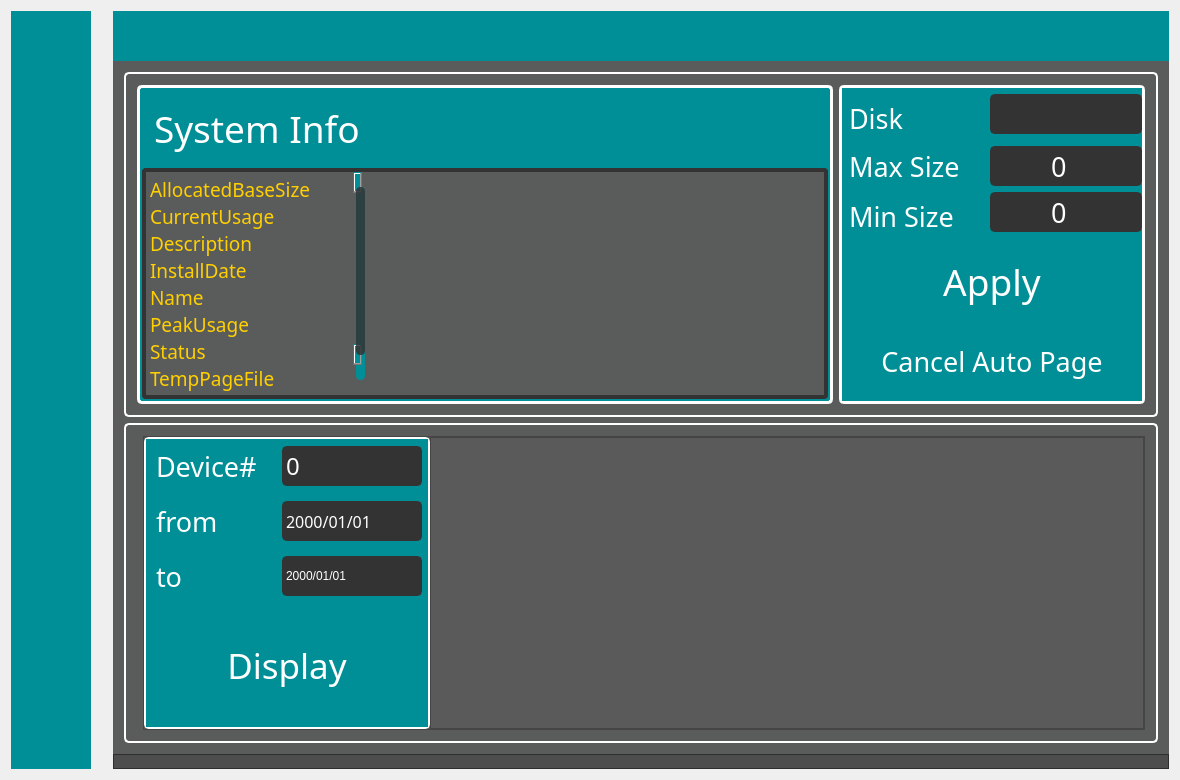
Old version of the form Code/References/MinerLamp-master/MinerLamp-master/mainwindow.ui in the repository UndertakerW/MinersCoffee.
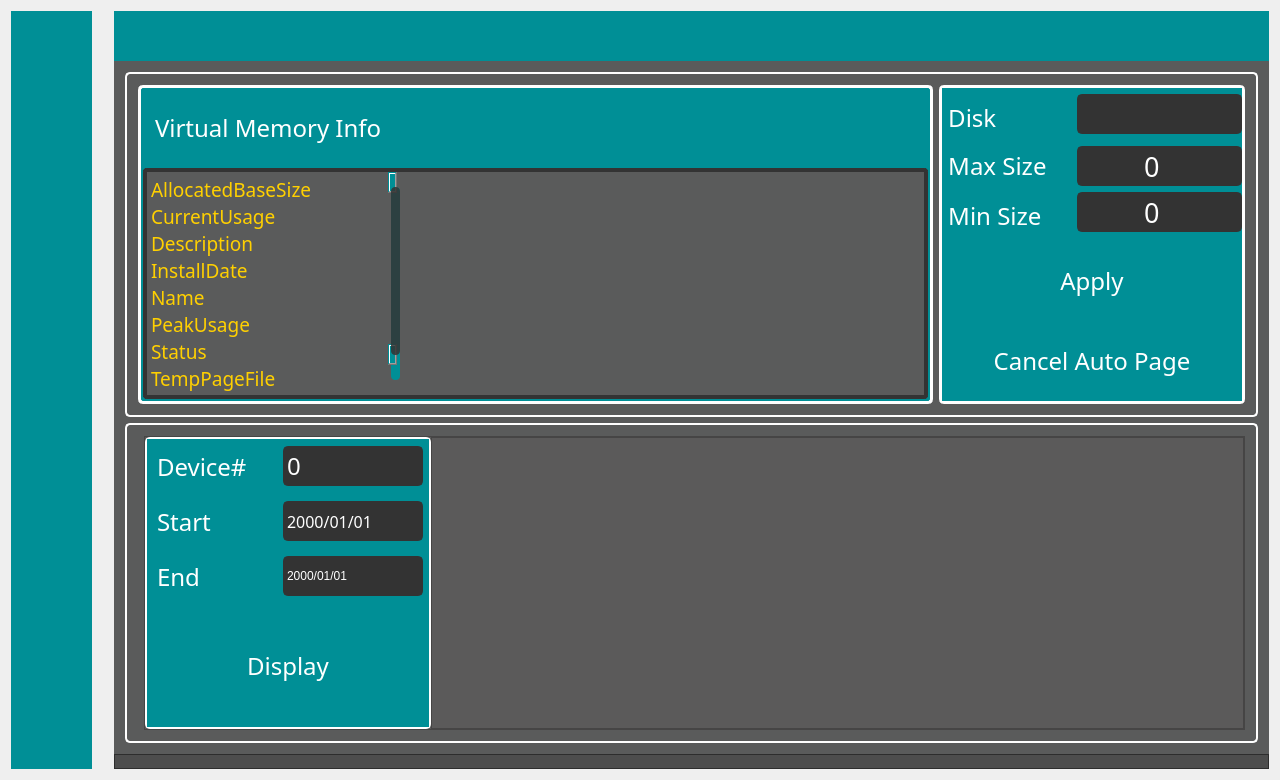
New version of the form. The open tabs and pages were chosen to show the change. Icons and pictures are not drawn. Custom widgets are drawn as their Qt base class.

```diff
--- a/Code/References/MinerLamp-master/MinerLamp-master/mainwindow.ui
+++ b/Code/References/MinerLamp-master/MinerLamp-master/mainwindow.ui
@@ -6,7 +6,7 @@
    <rect>
     <x>0</x>
     <y>0</y>
-    <width>1180</width>
+    <width>1280</width>
     <height>780</height>
    </rect>
   </property>
@@ -5023,14 +5023,14 @@
                                   <property name="font">
                                    <font>
                                     <family>Berlin Sans FB</family>
-                                    <pointsize>28</pointsize>
+                                    <pointsize>18</pointsize>
                                    </font>
                                   </property>
                                   <property name="styleSheet">
                                    <string notr="true">color : white;</string>
                                   </property>
                                   <property name="text">
-                                   <string>System Info</string>
+                                   <string>Virtual Memory Info</string>
                                   </property>
                                  </widget>
                                 </item>
@@ -5501,7 +5501,7 @@
                            <property name="font">
                             <font>
                              <family>Berlin Sans FB</family>
-                             <pointsize>28</pointsize>
+                             <pointsize>18</pointsize>
                             </font>
                            </property>
                            <property name="styleSheet">
@@ -5541,7 +5541,7 @@
                              <property name="font">
                               <font>
                                <family>Berlin Sans FB</family>
-                               <pointsize>20</pointsize>
+                               <pointsize>18</pointsize>
                               </font>
                              </property>
                              <property name="text">
@@ -5560,7 +5560,7 @@
                              <property name="font">
                               <font>
                                <family>Berlin Sans FB</family>
-                               <pointsize>20</pointsize>
+                               <pointsize>18</pointsize>
                               </font>
                              </property>
                              <property name="text">
@@ -5579,7 +5579,7 @@
                              <property name="font">
                               <font>
                                <family>Berlin Sans FB</family>
-                               <pointsize>20</pointsize>
+                               <pointsize>18</pointsize>
                               </font>
                              </property>
                              <property name="text">
@@ -5882,7 +5882,7 @@
                            <property name="font">
                             <font>
                              <family>Berlin Sans FB</family>
-                             <pointsize>20</pointsize>
+                             <pointsize>18</pointsize>
                             </font>
                            </property>
                            <property name="styleSheet">
@@ -6118,7 +6118,7 @@
                                     <property name="font">
                                      <font>
                                       <family>Berlin Sans FB</family>
-                                      <pointsize>20</pointsize>
+                                      <pointsize>18</pointsize>
                                      </font>
                                     </property>
                                     <property name="styleSheet">
@@ -6204,14 +6204,14 @@
                                     <property name="font">
                                      <font>
                                       <family>Berlin Sans FB</family>
-                                      <pointsize>20</pointsize>
+                                      <pointsize>18</pointsize>
                                      </font>
                                     </property>
                                     <property name="styleSheet">
                                      <string notr="true">color : white;</string>
                                     </property>
                                     <property name="text">
-                                     <string>from</string>
+                                     <string>Start</string>
                                     </property>
                                    </widget>
                                   </item>
@@ -6300,14 +6300,14 @@
                                     <property name="font">
                                      <font>
                                       <family>Berlin Sans FB</family>
-                                      <pointsize>20</pointsize>
+                                      <pointsize>18</pointsize>
                                      </font>
                                     </property>
                                     <property name="styleSheet">
                                      <string notr="true">color : white;</string>
                                     </property>
                                     <property name="text">
-                                     <string>to</string>
+                                     <string>End</string>
                                     </property>
                                    </widget>
                                   </item>
@@ -6430,7 +6430,7 @@
                                          <property name="font">
                                           <font>
                                            <family>Berlin Sans FB</family>
-                                           <pointsize>26</pointsize>
+                                           <pointsize>18</pointsize>
                                           </font>
                                          </property>
                                          <property name="styleSheet">
```
Left out of the diff: 16 changed lines with no effect on the pictures.
